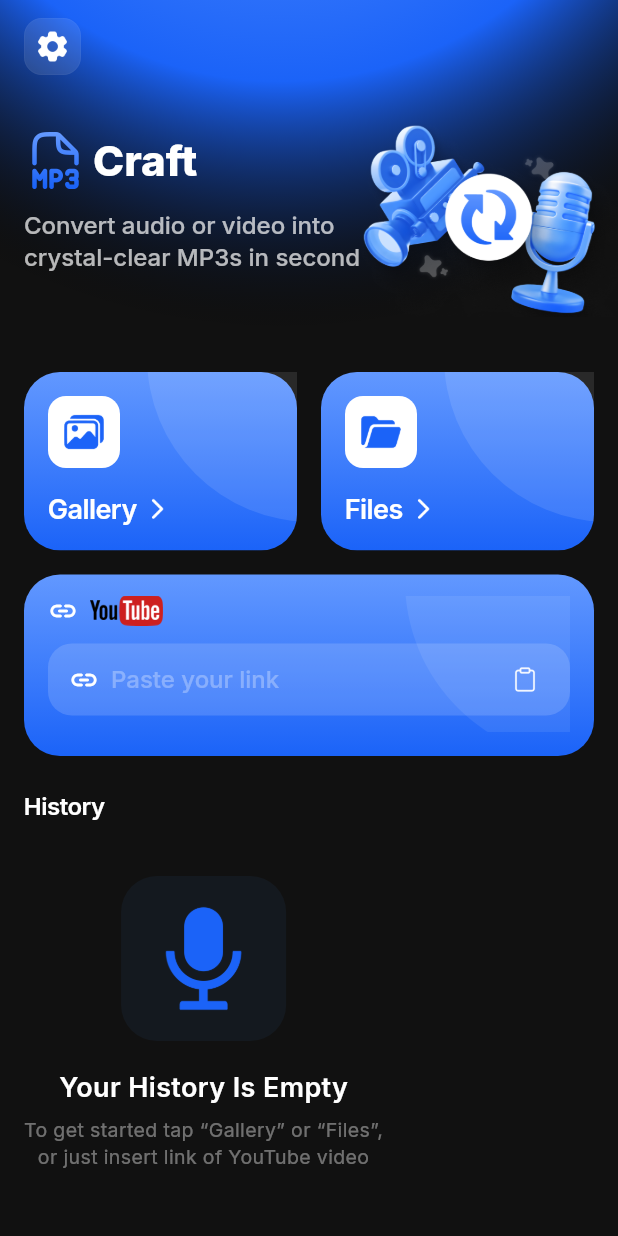
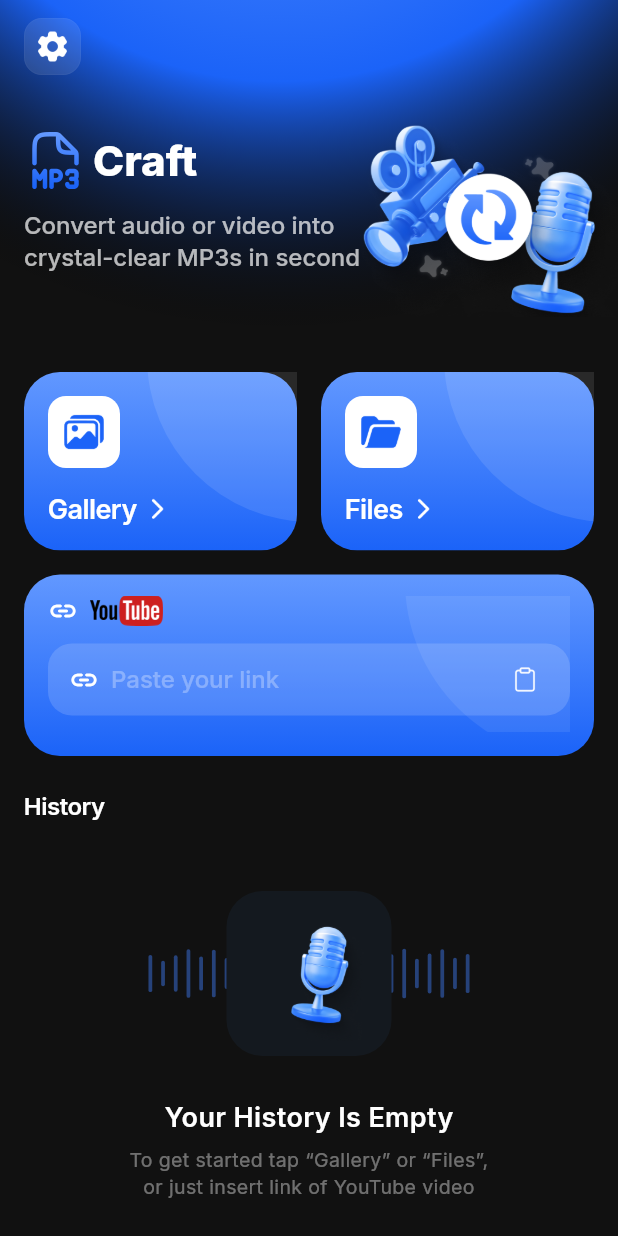
Before and after one commit to aleksandr-chaika/video-to-audio, a Flutter app: the screen it shows after launch, on a phone screen of 412 x 824 dp. Run offline on Flutter 3.47's test engine with Material 3 defaults, Android fonts, the phone set to English and light mode, and no system bars; our stand-ins replace dartz, dio, equatable, file_picker, flutter_bloc, get_it and 6 more; accounts and stored records are empty.

Commit message:
revert(ui): вернуть 3D-микрофон + waveform в History empty
Round 2 я ошибочно:
- заменил mic_3d.png на flat ant-design (был круче — 3D-render)
- удалил _MicWavePainter (думал волн нет в Figma)

На референсе (Image #10 от руководителя) — объёмный 3D-микрофон
+ тонкая waveform-полоса по сторонам card. Откатываю оба изменения,
mic увеличен до 90×90 для лучшего соответствия дизайну.

```diff
--- a/mobile/lib/features/history/presentation/widgets/history_empty.dart
+++ b/mobile/lib/features/history/presentation/widgets/history_empty.dart
@@ -5,9 +5,9 @@ import 'package:google_fonts/google_fonts.dart';
 import '../../../../app/theme/app_colors.dart';
 import '../../../../app/theme/app_dimens.dart';
 
-/// Empty history state.
-/// Figma (frame 3:69 Main Page-Empty): rounded square 110×110 radius 24
-/// #14191F + микрофон-иконка по центру. Никаких waveform-волн вокруг.
+/// Empty history state — Image#10 reference (Figma).
+/// Rounded square 110×110 radius 24 #14191F с 3D-микрофоном по центру и
+/// тонкими waveform-барами по сторонам, выходящими за пределы card.
 class HistoryEmptyView extends StatelessWidget {
   const HistoryEmptyView({super.key});
 
@@ -17,6 +17,20 @@ class HistoryEmptyView extends StatelessWidget {
       padding: const EdgeInsets.symmetric(vertical: AppDimens.space24),
       child: Column(
         children: <Widget>[
+          SizedBox(
+            width: double.infinity,
+            height: 130,
+            child: Stack(
+              alignment: Alignment.center,
+              children: <Widget>[
+                // Waveform-бары по горизонтали (220 wide), центральные
+                // скрыты — там card+mic.
+                SizedBox(
+                  width: 220,
+                  height: 60,
+                  child: CustomPaint(painter: _MicWavePainter()),
+                ),
+                // Dark rounded square 110×110, radius 24
                 Container(
                   width: 110,
                   height: 110,
@@ -24,11 +38,12 @@ class HistoryEmptyView extends StatelessWidget {
                     color: AppColors.surfaceCard,
                     borderRadius: BorderRadius.circular(AppDimens.radius24),
                   ),
-            alignment: Alignment.center,
-            child: Image.asset(
+                ),
+                // 3D-микрофон поверх card.
+                Image.asset(
                   'assets/images/mic_3d.png',
-              width: 78,
-              height: 78,
+                  width: 90,
+                  height: 90,
                   fit: BoxFit.contain,
                   errorBuilder: (BuildContext c, Object err, StackTrace? st) {
                     if (kDebugMode) {
@@ -36,10 +51,12 @@ class HistoryEmptyView extends StatelessWidget {
                     }
                     return const Icon(
                       Icons.mic_rounded,
-                  size: 56,
+                      size: 64,
                       color: AppColors.accentSolid,
                     );
                   },
+                ),
+              ],
             ),
           ),
           const SizedBox(height: AppDimens.space20),
@@ -68,3 +85,37 @@ class HistoryEmptyView extends StatelessWidget {
     );
   }
 }
+
+/// Тонкие audio-bars 220×60: центральные ~10 баров скрыты (там card+mic),
+/// крайние видны слева и справа от тёмной card как audio-визуализация.
+class _MicWavePainter extends CustomPainter {
+  @override
+  void paint(Canvas canvas, Size size) {
+    final Paint paint = Paint()
+      ..color = AppColors.accentSolid.withValues(alpha: 0.45)
+      ..strokeWidth = 2.5
+      ..strokeCap = StrokeCap.round;
+
+    final double centerY = size.height / 2;
+    const int bars = 26;
+    final double step = size.width / bars;
+    const int hideFrom = 8;
+    const int hideTo = 17;
+    for (int i = 0; i < bars; i++) {
+      if (i >= hideFrom && i <= hideTo) continue;
+      final double x = i * step + step / 2;
+      final double normalized = (i / bars - 0.5).abs();
+      final double pseudo = ((i * 7 + 3) % 5) / 5.0;
+      final double h =
+          (1 - normalized) * size.height * 0.8 * (0.4 + pseudo * 0.6) + 4;
+      canvas.drawLine(
+        Offset(x, centerY - h / 2),
+        Offset(x, centerY + h / 2),
+        paint,
+      );
+    }
+  }
+
+  @override
+  bool shouldRepaint(covariant CustomPainter oldDelegate) => false;
+}
```
Also changed, not shown: mobile/assets/images/mic_3d.png. Lines whose indentation alone changed are shown as unchanged.
